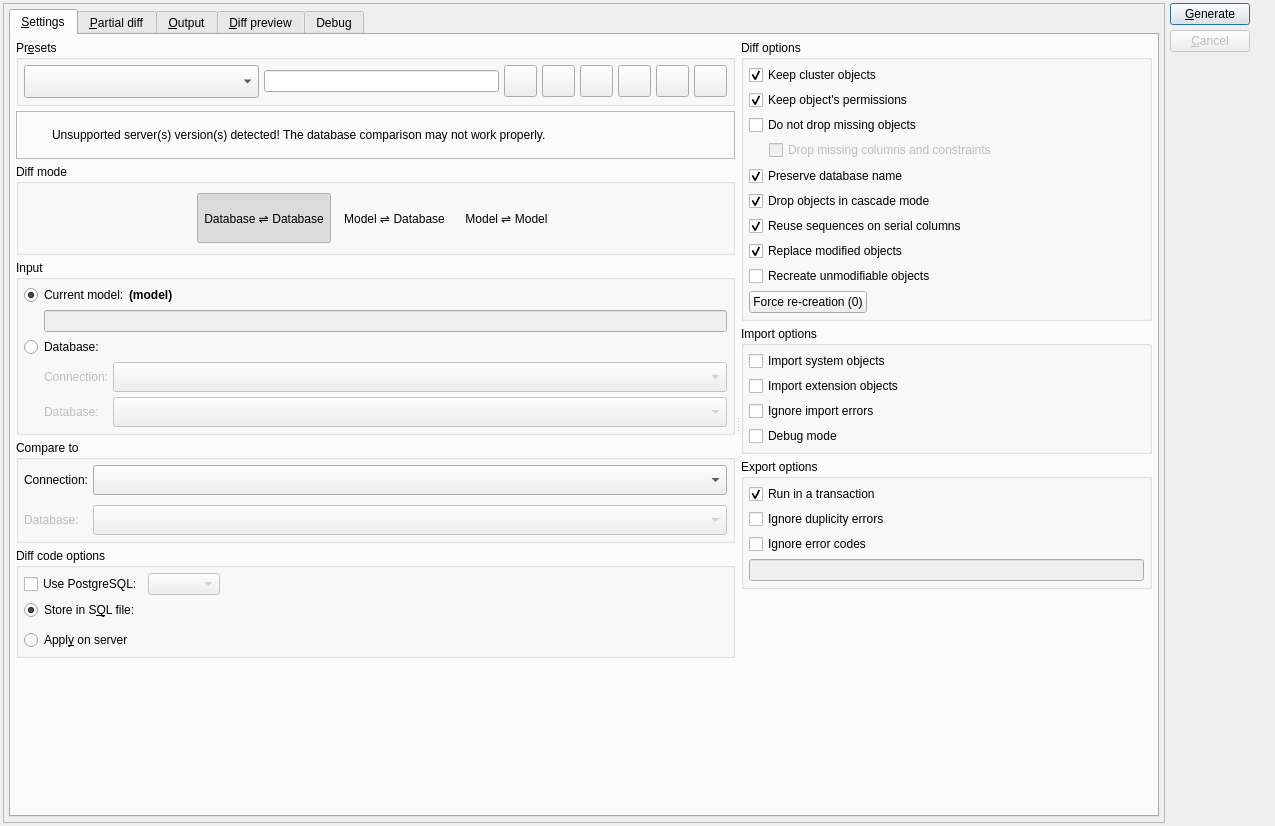
The window that libs/libgui/ui/tools/difftoolwidget.ui (arichiardi/pgmodeler) describes before a commit, drawn with Qt 5.
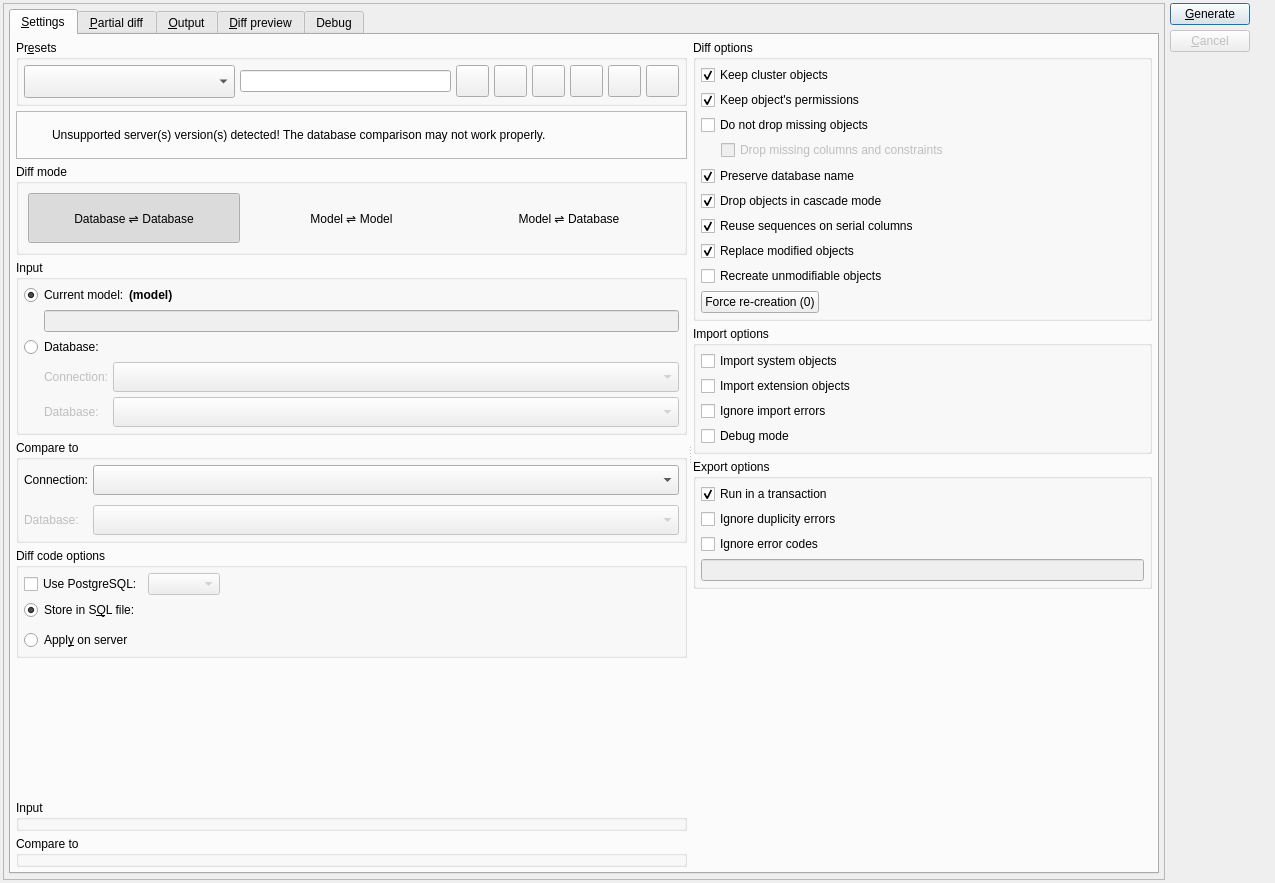
The same window after the commit. Icons and pictures are not drawn.

Commit message:
Added the class ModelDBPickerWidget that encapsulates features to select model or databases to be used in diff process (WIP)
Created the function GuiUtilsNs::createWidgetInParent

The edit to the form file:
```diff
--- a/libs/libgui/ui/tools/difftoolwidget.ui
+++ b/libs/libgui/ui/tools/difftoolwidget.ui
@@ -10,7 +10,7 @@
     <x>0</x>
     <y>0</y>
     <width>1275</width>
-    <height>826</height>
+    <height>883</height>
    </rect>
   </property>
   <property name="sizePolicy">
@@ -532,28 +532,26 @@
                </widget>
               </item>
               <item>
+               <layout class="QHBoxLayout" name="horizontalLayout_5">
+                <property name="bottomMargin">
+                 <number>0</number>
+                </property>
+                <item>
                <widget class="QGroupBox" name="diff_mode_gb">
+                  <property name="sizePolicy">
+                   <sizepolicy hsizetype="Preferred" vsizetype="Preferred">
+                    <horstretch>0</horstretch>
+                    <verstretch>0</verstretch>
+                   </sizepolicy>
+                  </property>
                 <property name="title">
                  <string>Diff mode</string>
                 </property>
                 <layout class="QHBoxLayout" name="horizontalLayout_4">
-                 <item>
-                  <spacer name="horizontalSpacer_5">
-                   <property name="orientation">
-                    <enum>Qt::Orientation::Horizontal</enum>
-                   </property>
-                   <property name="sizeHint" stdset="0">
-                    <size>
-                     <width>40</width>
-                     <height>20</height>
-                    </size>
-                   </property>
-                  </spacer>
-                 </item>
                  <item>
                   <widget class="QToolButton" name="db_to_db_tb">
                    <property name="sizePolicy">
-                    <sizepolicy hsizetype="Preferred" vsizetype="Preferred">
+                      <sizepolicy hsizetype="Preferred" vsizetype="Fixed">
                      <horstretch>0</horstretch>
                      <verstretch>0</verstretch>
                     </sizepolicy>
@@ -591,51 +589,10 @@
                    </property>
                   </widget>
                  </item>
-                 <item>
-                  <widget class="QToolButton" name="model_to_db_tb">
-                   <property name="sizePolicy">
-                    <sizepolicy hsizetype="Preferred" vsizetype="Preferred">
-                     <horstretch>0</horstretch>
-                     <verstretch>0</verstretch>
-                    </sizepolicy>
-                   </property>
-                   <property name="minimumSize">
-                    <size>
-                     <width>50</width>
-                     <height>50</height>
-                    </size>
-                   </property>
-                   <property name="text">
-                    <string>Model ⇌ Database</string>
-                   </property>
-                   <property name="icon">
-                    <iconset resource="../../res/resources.qrc">
-                     <normaloff>:/icons/icons/config.png</normaloff>:/icons/icons/config.png</iconset>
-                   </property>
-                   <property name="iconSize">
-                    <size>
-                     <width>48</width>
-                     <height>48</height>
-                    </size>
-                   </property>
-                   <property name="checkable">
-                    <bool>true</bool>
-                   </property>
-                   <property name="checked">
-                    <bool>false</bool>
-                   </property>
-                   <property name="toolButtonStyle">
-                    <enum>Qt::ToolButtonStyle::ToolButtonTextUnderIcon</enum>
-                   </property>
-                   <property name="autoRaise">
-                    <bool>true</bool>
-                   </property>
-                  </widget>
-                 </item>
                  <item>
                   <widget class="QToolButton" name="model_to_model_tb">
                    <property name="sizePolicy">
-                    <sizepolicy hsizetype="Preferred" vsizetype="Preferred">
+                      <sizepolicy hsizetype="Preferred" vsizetype="Fixed">
                      <horstretch>0</horstretch>
                      <verstretch>0</verstretch>
                     </sizepolicy>
@@ -674,20 +631,50 @@
                   </widget>
                  </item>
                  <item>
-                  <spacer name="horizontalSpacer_6">
-                   <property name="orientation">
-                    <enum>Qt::Orientation::Horizontal</enum>
-                   </property>
-                   <property name="sizeHint" stdset="0">
+                    <widget class="QToolButton" name="model_to_db_tb">
+                     <property name="sizePolicy">
+                      <sizepolicy hsizetype="Preferred" vsizetype="Fixed">
+                       <horstretch>0</horstretch>
+                       <verstretch>0</verstretch>
+                      </sizepolicy>
+                     </property>
+                     <property name="minimumSize">
                     <size>
-                     <width>40</width>
-                     <height>20</height>
-                    </size>
-                   </property>
-                  </spacer>
+                       <width>50</width>
+                       <height>50</height>
+                      </size>
+                     </property>
+                     <property name="text">
+                      <string>Model ⇌ Database</string>
+                     </property>
+                     <property name="icon">
+                      <iconset resource="../../res/resources.qrc">
+                       <normaloff>:/icons/icons/diff.png</normaloff>:/icons/icons/diff.png</iconset>
+                     </property>
+                     <property name="iconSize">
+                      <size>
+                       <width>48</width>
+                       <height>48</height>
+                      </size>
+                     </property>
+                     <property name="checkable">
+                      <bool>true</bool>
+                     </property>
+                     <property name="checked">
+                      <bool>false</bool>
+                     </property>
+                     <property name="toolButtonStyle">
+                      <enum>Qt::ToolButtonStyle::ToolButtonTextUnderIcon</enum>
+                     </property>
+                     <property name="autoRaise">
+                      <bool>true</bool>
+                     </property>
+                    </widget>
                  </item>
                 </layout>
                </widget>
+                </item>
+               </layout>
               </item>
               <item>
                <widget class="QGroupBox" name="input_gb">
@@ -1199,6 +1186,32 @@
                 </property>
                </spacer>
               </item>
+              <item>
+               <widget class="QGroupBox" name="input_picker_gb">
+                <property name="title">
+                 <string>Input</string>
+                </property>
+               </widget>
+              </item>
+              <item>
+               <widget class="QGroupBox" name="compared_pick_gb">
+                <property name="sizePolicy">
+                 <sizepolicy hsizetype="Expanding" vsizetype="Fixed">
+                  <horstretch>0</horstretch>
+                  <verstretch>0</verstretch>
+                 </sizepolicy>
+                </property>
+                <property name="minimumSize">
+                 <size>
+                  <width>0</width>
+                  <height>0</height>
+                 </size>
+                </property>
+                <property name="title">
+                 <string>Compare to</string>
+                </property>
+               </widget>
+              </item>
              </layout>
             </widget>
             <widget class="QWidget" name="layoutWidget1">
```
Left out of the diff: 4 changed lines with no effect on the pictures. Lines whose indentation alone changed are shown as unchanged. The commit also changes 14 other files.
